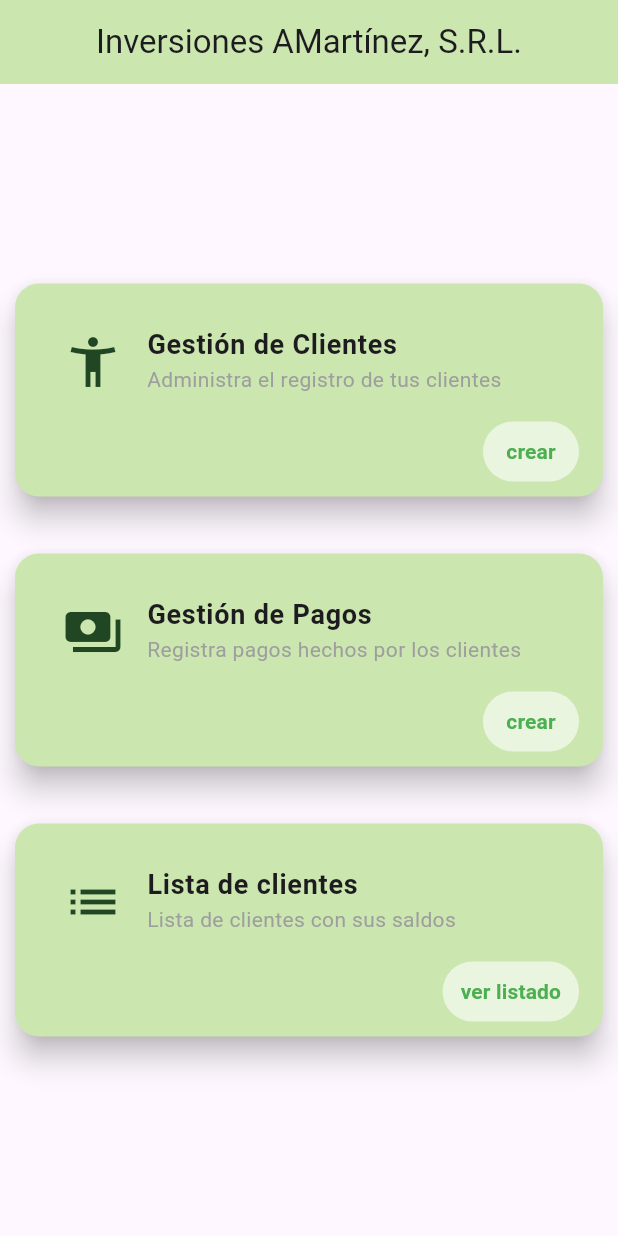
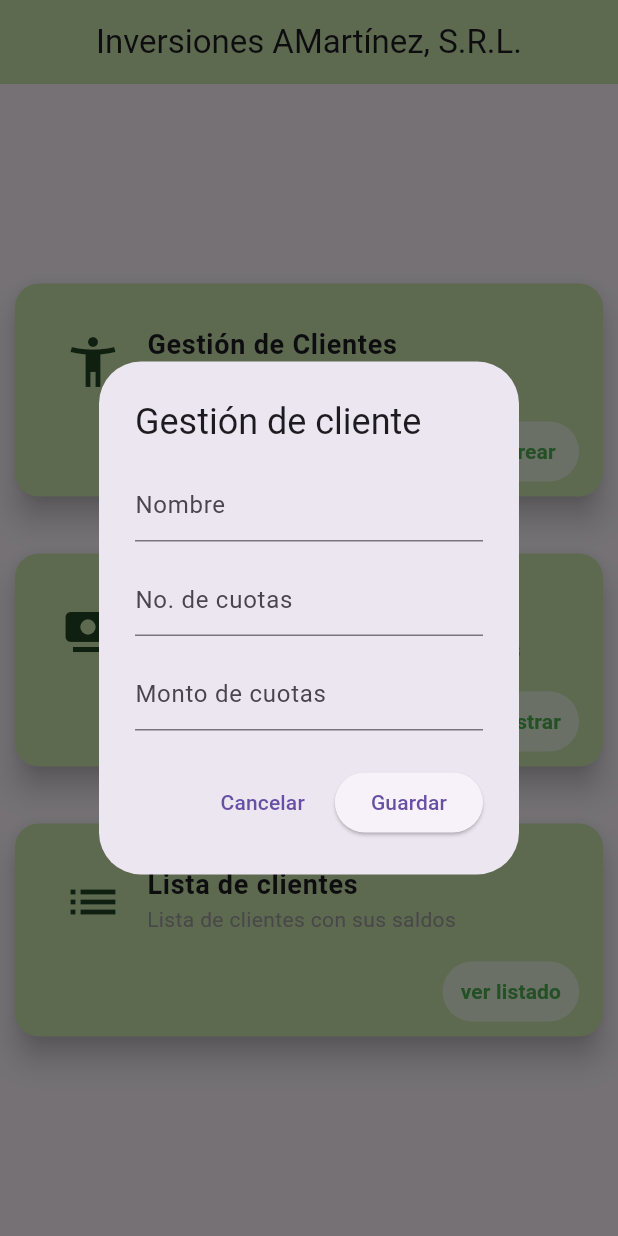
Before and after one commit to AMartinezTech/prestamo_lite, a Flutter app: the screen it shows after launch, after a tap on "crear", on a phone screen of 412 x 824 dp. Run offline on Flutter 3.47's test engine with Material 3 defaults, Android fonts, the phone set to English and light mode, and no system bars.

Commit message:
UI Dialog payment and customer

```diff
--- /dev/null
+++ b/lib/features/customer/presentation/pages/customer_page.dart
@@ -0,0 +1,91 @@
+import 'package:flutter/material.dart';
+import 'package:prestamo_lite/features/customer/presentation/widgets/custom_field.dart';
+
+class CustomerPage extends StatefulWidget {
+  const CustomerPage({super.key});
+
+  @override
+  State<CustomerPage> createState() => _CustomerPageState();
+}
+
+class _CustomerPageState extends State<CustomerPage> {
+  final nameController = TextEditingController();
+  final qtyQuotaController = TextEditingController();
+  final amountQuotaController = TextEditingController();
+  final _formKey = GlobalKey<FormState>();
+
+  @override
+  Widget build(BuildContext context) {
+    return AlertDialog(
+      title: const Text("Gestión de cliente"),
+      content: SingleChildScrollView(
+        child: Form(
+          key: _formKey,
+          child: Column(
+            mainAxisSize: MainAxisSize.min,
+            children: [
+              CustomField(
+                hintText: "Nombre",
+                controller: nameController,
+                validator: (value) {
+                  if (value == null || value.isEmpty) {
+                    return "Por favor, ingrese el nombre";
+                  }
+                  return null;
+                },
+              ),
+              const SizedBox(height: 15),
+              CustomField(
+                hintText: "No. de cuotas",
+                controller: qtyQuotaController,
+                keyboardType: TextInputType.number,
+                validator: (value) {
+                  if (value == null || value.isEmpty) {
+                    return "Por favor, ingrese el número de cuotas";
+                  }
+                  if (int.tryParse(value) == null) {
+                    return "Debe ser un número válido";
+                  }
+                  return null;
+                },
+              ),
+              const SizedBox(height: 15),
+              CustomField(
+                hintText: "Monto de cuotas",
+                controller: amountQuotaController,
+                keyboardType: TextInputType.number,
+                validator: (value) {
+                  if (value == null || value.isEmpty) {
+                    return "Por favor, ingrese el monto de cuotas";
+                  }
+                  if (double.tryParse(value) == null) {
+                    return "Debe ser un número válido";
+                  }
+                  return null;
+                },
+              ),
+            ],
+          ),
+        ),
+      ),
+      actions: [
+        TextButton(
+          onPressed: () {
+            Navigator.of(context).pop(); // Cerrar el diálogo sin guardar
+          },
+          child: const Text("Cancelar"),
+        ),
+        ElevatedButton(
+          onPressed: () {
+            if (_formKey.currentState!.validate()) {
+              _formKey.currentState!.save();
+
+              Navigator.of(context).pop(); // Cerrar el diálogo tras guardar
+            }
+          },
+          child: const Text("Guardar"),
+        ),
+      ],
+    );
+  }
+}
--- a/lib/features/customer/presentation/pages/home_page.dart
+++ /dev/null
@@ -1,52 +0,0 @@
-import 'package:flutter/material.dart';
-import 'package:prestamo_lite/features/customer/presentation/widgets/menu_button.dart';
-
-class HomePage extends StatelessWidget {
-  const HomePage({super.key});
-
-  @override
-  Widget build(BuildContext context) {
-    return MaterialApp(
-      debugShowCheckedModeBanner: false,
-      home: Scaffold(
-        appBar: AppBar(
-          title: const Center(
-            child: Text("Inversiones AMartínez, S.R.L."),
-          ),
-          backgroundColor: const Color.fromARGB(255, 203, 231, 175),
-        ),
-        body: Center(
-          child: Column(
-            mainAxisAlignment: MainAxisAlignment.center,
-            children: [
-              MenuButton(
-                title: "Gestión de Clientes",
-                subtitle: "Administra el registro de tus clientes",
-                onButtonPressed: () {},
-              ),
-              const SizedBox(
-                height: 30,
-              ),
-              MenuButton(
-                title: "Gestión de Pagos",
-                subtitle: "Registra pagos hechos por los clientes",
-                onButtonPressed: () {},
-                icon: Icons.payments,
-              ),
-              const SizedBox(
-                height: 30,
-              ),
-              MenuButton(
-                title: "Lista de clientes",
-                subtitle: "Lista de clientes con sus saldos",
-                onButtonPressed: () {},
-                icon: Icons.list,
-                buttonText: "ver listado",
-              ),
-            ],
-          ),
-        ),
-      ),
-    );
-  }
-}
--- /dev/null
+++ b/lib/features/customer/presentation/pages/payment_page.dart
@@ -0,0 +1,37 @@
+import 'package:flutter/material.dart';
+
+class PaymentPage extends StatefulWidget {
+  const PaymentPage({super.key});
+
+  @override
+  State<PaymentPage> createState() => _PaymentPageState();
+}
+
+class _PaymentPageState extends State<PaymentPage> {
+  @override
+  Widget build(BuildContext context) {
+    return AlertDialog(
+      title: const Text("Gestión de pago"),
+      content: const Column(
+        mainAxisSize: MainAxisSize.min,
+        children: [
+          Text("cliente y pagos que le restan con el pago actual a descontar")
+        ],
+      ),
+      actions: [
+        TextButton(
+          onPressed: () {
+            Navigator.of(context).pop(); // Cerrar el diálogo sin guardar
+          },
+          child: const Text("Cancelar"),
+        ),
+        ElevatedButton(
+          onPressed: () {
+            Navigator.of(context).pop(); // Cerrar el diálogo tras guardar
+          },
+          child: const Text("Guardar"),
+        ),
+      ],
+    );
+  }
+}
--- /dev/null
+++ b/lib/features/customer/presentation/utils/open_dialog_customer.dart
@@ -0,0 +1,9 @@
+import 'package:flutter/material.dart';
+import 'package:prestamo_lite/features/customer/presentation/pages/customer_page.dart';
+
+void openDialogCustomer(BuildContext context) {
+  showDialog(
+    context: context,
+    builder: (context) => const CustomerPage(),
+  );
+}
--- /dev/null
+++ b/lib/features/customer/presentation/widgets/custom_field.dart
@@ -0,0 +1,26 @@
+import 'package:flutter/material.dart';
+
+class CustomField extends StatelessWidget {
+  final String hintText;
+  final TextEditingController controller;
+  final String? Function(String?)? validator;
+  final TextInputType? keyboardType;
+
+  const CustomField({
+    super.key,
+    required this.hintText,
+    required this.controller,
+    this.validator,
+    this.keyboardType,
+  });
+
+  @override
+  Widget build(BuildContext context) {
+    return TextFormField(
+      controller: controller,
+      decoration: InputDecoration(hintText: hintText),
+      validator: validator,
+      keyboardType: keyboardType,
+    );
+  }
+}
--- /dev/null
+++ b/lib/home_page.dart
@@ -0,0 +1,56 @@
+import 'package:flutter/material.dart';
+import 'package:prestamo_lite/features/customer/presentation/utils/open_dialog_payment.dart';
+import 'package:prestamo_lite/features/customer/presentation/widgets/menu_button.dart';
+
+import 'features/customer/presentation/utils/open_dialog_customer.dart';
+
+class HomePage extends StatelessWidget {
+  const HomePage({super.key});
+
+  @override
+  Widget build(BuildContext context) {
+    return Scaffold(
+      appBar: AppBar(
+        title: const Center(
+          child: Text("Inversiones AMartínez, S.R.L."),
+        ),
+        backgroundColor: const Color.fromARGB(255, 203, 231, 175),
+      ),
+      body: Center(
+        child: Column(
+          mainAxisAlignment: MainAxisAlignment.center,
+          children: [
+            MenuButton(
+                title: "Gestión de Clientes",
+                subtitle: "Administra el registro de tus clientes",
+                onButtonPressed: () {
+                  openDialogCustomer(context);
+                }),
+            const SizedBox(
+              height: 30,
+            ),
+            MenuButton(
+              title: "Gestión de Pagos",
+              subtitle: "Registra pagos hechos por los clientes",
+              onButtonPressed: () {
+                openDialogPayment(context);
+              },
+              icon: Icons.payments,
+              buttonText: "registrar",
+            ),
+            const SizedBox(
+              height: 30,
+            ),
+            MenuButton(
+              title: "Lista de clientes",
+              subtitle: "Lista de clientes con sus saldos",
+              onButtonPressed: () {},
+              icon: Icons.list,
+              buttonText: "ver listado",
+            ),
+          ],
+        ),
+      ),
+    );
+  }
+}
--- a/lib/main.dart
+++ b/lib/main.dart
@@ -1,5 +1,5 @@
 import 'package:flutter/material.dart';
-import 'package:prestamo_lite/features/customer/presentation/pages/home_page.dart';
+import 'package:prestamo_lite/home_page.dart';
 
 void main() {
   runApp(const MainApp());
@@ -10,6 +10,10 @@ class MainApp extends StatelessWidget {
 
   @override
   Widget build(BuildContext context) {
-    return const HomePage();
+    return const MaterialApp(
+      debugShowCheckedModeBanner: false,
+      title: 'Préstamo lite v1.0.0',
+      home: HomePage(),
+    );
   }
 }
```
Also changed, not shown: lib/features/customer/presentation/utils/open_dialog_payment.dart (added, +9 -0 lines).
